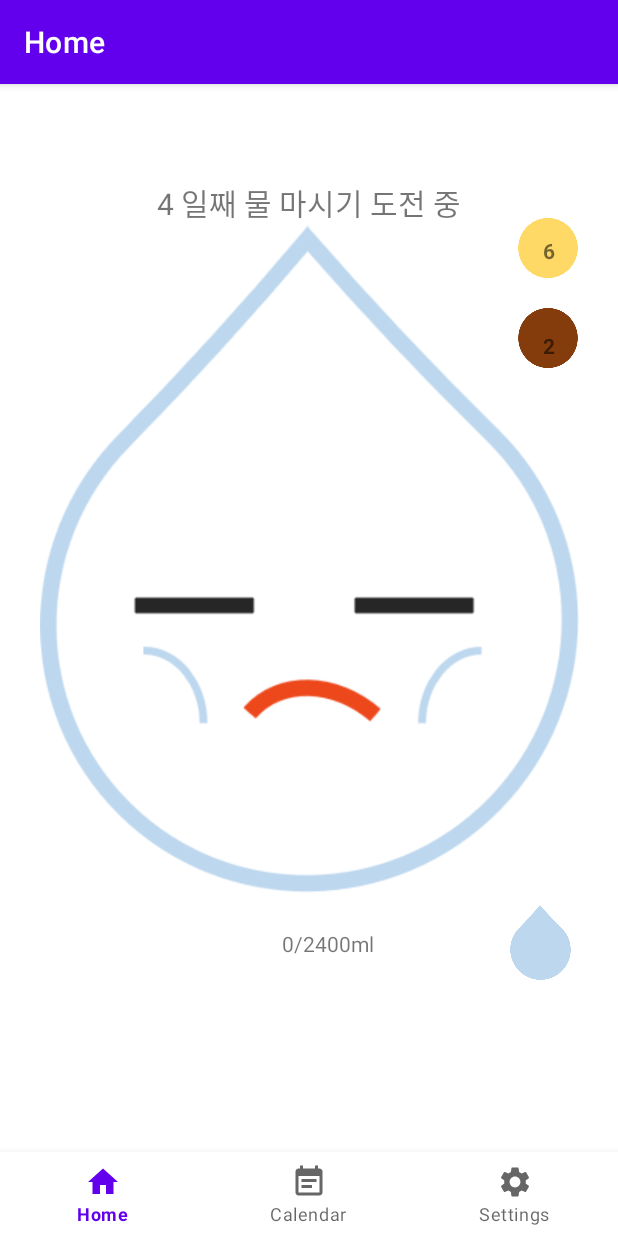
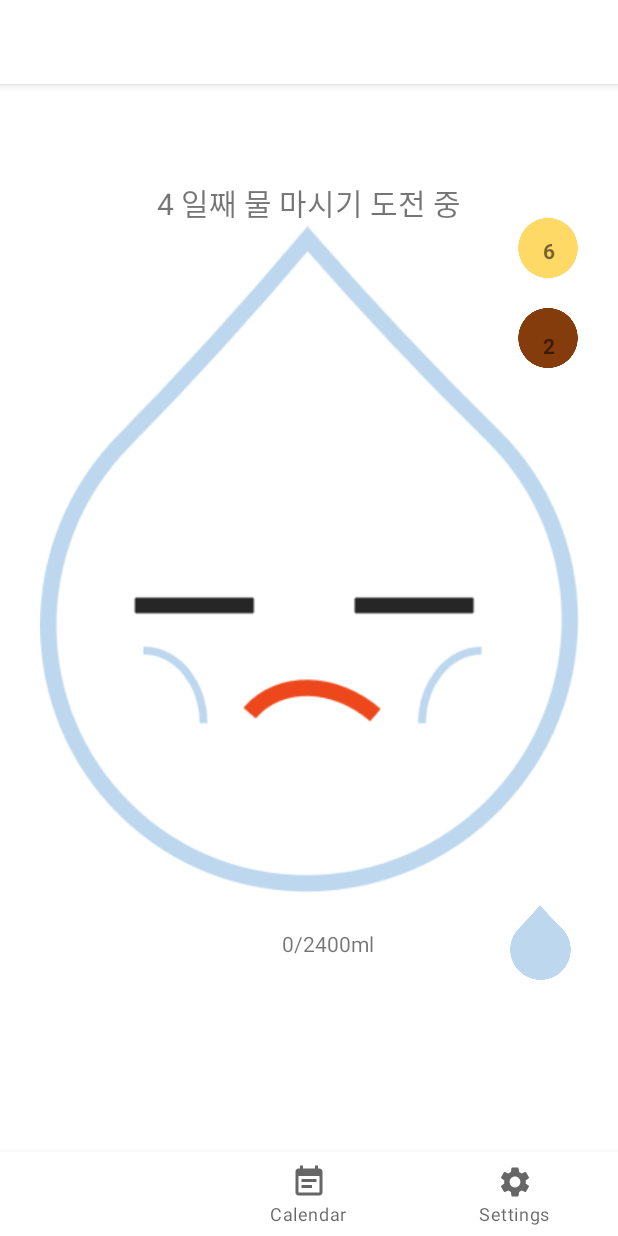
Before and after one commit to hanaandalice/Plouf, an Android app: the screen it shows after launch (MainActivity), on a phone screen of 412 x 824 dp. Run offline under Robolectric (Android 15) with nearby library versions, the phone set to English and light mode, and no system bars; our stand-ins replace navigation-ui.

Commit message:
Change theme //TODO : change actionbar textcolor

```diff
--- a/app/src/main/java/com/example/plouf/ui/home/HomeFragment.java
+++ b/app/src/main/java/com/example/plouf/ui/home/HomeFragment.java
@@ -182,7 +182,7 @@
         } else if(waterPer>=50 && waterPer<70) {
             img_water.setImageResource(R.drawable.pleased_filled_50_80);
         } else if(waterPer>=70 && waterPer<90) {
-            img_water.setImageResource(R.drawable.happpy_filled2_90);
+            img_water.setImageResource(R.drawable.excited_filled2_80);
         } else {
             img_water.setImageResource(R.drawable.veryhappy_filled_100);
         }
--- a/app/src/main/res/navigation/mobile_navigation.xml
+++ b/app/src/main/res/navigation/mobile_navigation.xml
@@ -9,13 +9,21 @@
         android:id="@+id/navigation_home"
         android:name="com.example.plouf.ui.home.HomeFragment"
         android:label="@string/title_home"
-        tools:layout="@layout/fragment_home" />
+        tools:layout="@layout/fragment_home" >
+        <action
+            android:id="@+id/action_navigation_home_to_navigation_calendar"
+            app:destination="@id/navigation_calendar" />
+    </fragment>
 
     <fragment
         android:id="@+id/navigation_calendar"
         android:name="com.example.plouf.ui.calendar.CalendarFragment"
         android:label="@string/title_calendar"
-        tools:layout="@layout/fragment_calendar" />
+        tools:layout="@layout/fragment_calendar" >
+        <action
+            android:id="@+id/action_navigation_calendar_to_navigation_settings"
+            app:destination="@id/navigation_settings" />
+    </fragment>
 
     <fragment
         android:id="@+id/navigation_settings"
--- a/app/src/main/res/values/colors.xml
+++ b/app/src/main/res/values/colors.xml
@@ -7,4 +7,6 @@
     <color name="teal_700">#FF018786</color>
     <color name="black">#FF000000</color>
     <color name="white">#FFFFFFFF</color>
+    <color name="blue">#03A9F4</color>
+
 </resources>
--- a/app/src/main/res/values/themes.xml
+++ b/app/src/main/res/values/themes.xml
@@ -2,9 +2,9 @@
     <!-- Base application theme. -->
     <style name="Theme.Plouf" parent="Theme.MaterialComponents.DayNight.DarkActionBar">
         <!-- Primary brand color. -->
-        <item name="colorPrimary">@color/purple_500</item>
+        <item name="colorPrimary">@color/white</item>
         <item name="colorPrimaryVariant">@color/purple_700</item>
-        <item name="colorOnPrimary">@color/white</item>
+        <item name="colorOnPrimary">@color/black</item>
         <!-- Secondary brand color. -->
         <item name="colorSecondary">@color/teal_200</item>
         <item name="colorSecondaryVariant">@color/teal_700</item>
@@ -12,8 +12,6 @@
         <!-- Status bar color. -->
         <item name="android:statusBarColor" tools:targetApi="l">?attr/colorPrimaryVariant</item>
         <!-- Customize your theme here. -->
+    </style>
 
-
-
-    </style>
 </resources>
```
